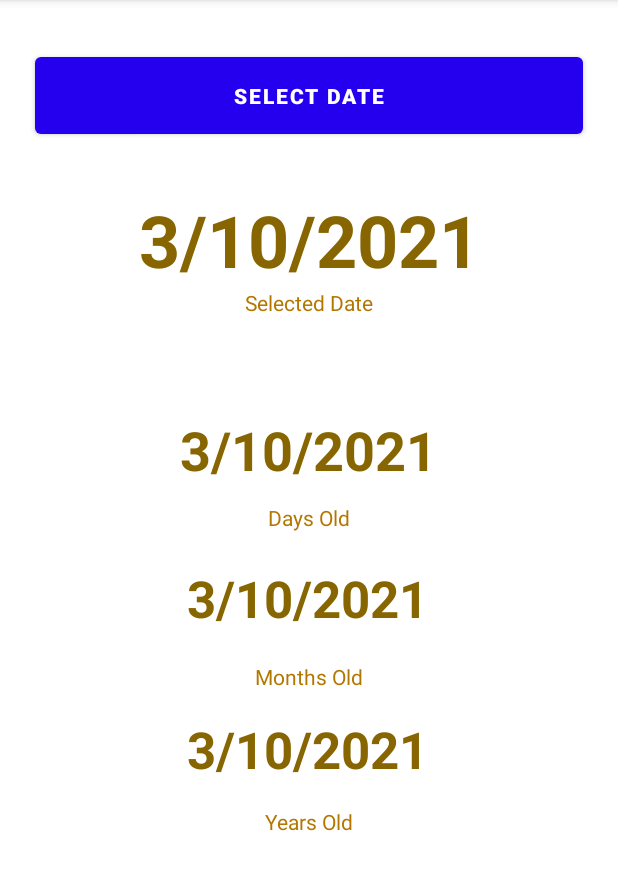
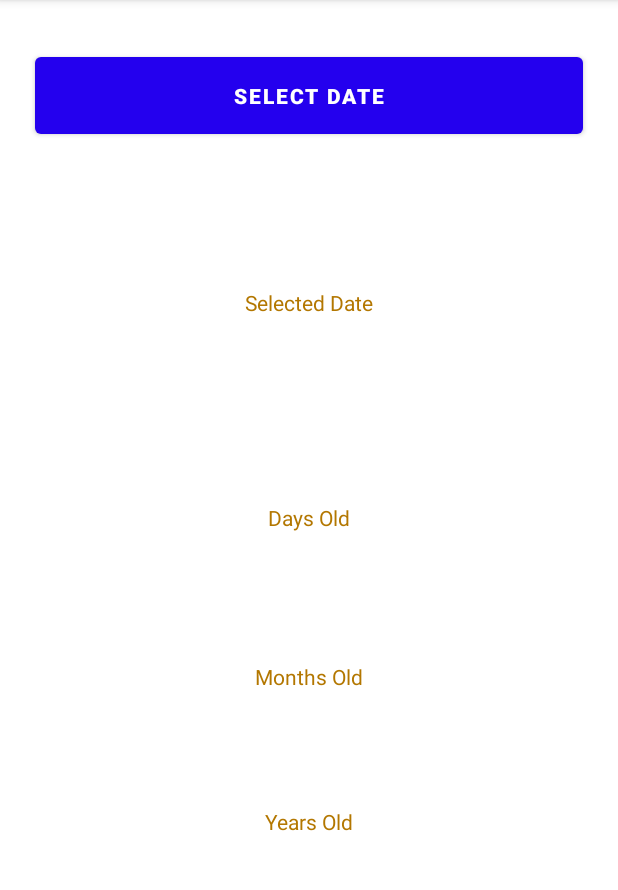
Before and after one commit to cfultz/AgeCalculator, an Android app: the screen it shows after launch (MainActivity), on a phone screen of 412 x 824 dp, the part 84-974 px from its top. Run offline under Robolectric (Android 15) with nearby library versions, the phone set to English and light mode, and no system bars.

Commit message:
Added app_icon.png, modified manifest, and corrected layouts

```diff
--- a/app/src/main/AndroidManifest.xml
+++ b/app/src/main/AndroidManifest.xml
@@ -4,9 +4,9 @@
 
     <application
         android:allowBackup="true"
-        android:icon="@mipmap/ic_launcher"
+        android:icon="@drawable/app_icon"
         android:label="@string/app_name"
-        android:roundIcon="@mipmap/ic_launcher_round"
+        android:roundIcon="@drawable/app_icon"
         android:supportsRtl="true"
         android:theme="@style/Theme.AgeCalculator"
         android:configChanges="keyboardHidden|orientation|screenSize">
--- a/app/src/main/java/dev/fultz/agecalculator/MainActivity.kt
+++ b/app/src/main/java/dev/fultz/agecalculator/MainActivity.kt
@@ -4,6 +4,7 @@ import android.app.DatePickerDialog
 import androidx.appcompat.app.AppCompatActivity
 import android.os.Bundle
 import android.view.View
+import android.widget.Toast
 import kotlinx.android.synthetic.main.activity_main.*
 import java.text.SimpleDateFormat
 import java.util.*
--- a/app/src/main/res/layout-land/activity_main.xml
+++ b/app/src/main/res/layout-land/activity_main.xml
@@ -26,7 +26,7 @@
         android:layout_height="wrap_content"
         android:layout_marginTop="8dp"
         android:contentDescription="@string/selectedDate"
-        android:text="@string/selectedDate"
+        android:text=""
         android:textColor="@color/brown"
         android:textSize="60sp"
         android:textStyle="bold"
@@ -54,7 +54,7 @@
         android:layout_height="wrap_content"
         android:layout_marginTop="16dp"
         android:contentDescription="@string/selectedDate"
-        android:text="@string/selectedDate"
+        android:text=""
         android:textColor="@color/brown"
         android:textSize="34sp"
         android:textStyle="bold"
@@ -82,7 +82,7 @@
         android:layout_height="wrap_content"
         android:layout_marginTop="28dp"
         android:contentDescription="@string/selectedDate"
-        android:text="@string/selectedDate"
+        android:text=""
         android:textColor="@color/brown"
         android:textSize="34sp"
         android:textStyle="bold"
@@ -110,7 +110,7 @@
         android:layout_height="wrap_content"
         android:layout_marginTop="12dp"
         android:contentDescription="@string/selectedDate"
-        android:text="@string/selectedDate"
+        android:text=""
         android:textColor="@color/brown"
         android:textSize="34sp"
         android:textStyle="bold"
--- a/app/src/main/res/layout/activity_main.xml
+++ b/app/src/main/res/layout/activity_main.xml
@@ -26,7 +26,7 @@
         android:layout_height="wrap_content"
         android:layout_marginTop="32dp"
         android:contentDescription="@string/selectedDate"
-        android:text="@string/selectedDate"
+        android:text=""
         android:textColor="@color/brown"
         android:textSize="48sp"
         android:textStyle="bold"
@@ -52,7 +52,7 @@
         android:layout_height="wrap_content"
         android:layout_marginTop="64dp"
         android:contentDescription="@string/selectedDate"
-        android:text="@string/selectedDate"
+        android:text=""
         android:textColor="@color/brown"
         android:textSize="36sp"
         android:textStyle="bold"
@@ -79,8 +79,8 @@
         android:layout_width="wrap_content"
         android:layout_height="wrap_content"
         android:layout_marginTop="21dp"
-        android:contentDescription="@string/selectedDate"
-        android:text="@string/selectedDate"
+        android:contentDescription=""
+        android:text=""
         android:textColor="@color/brown"
         android:textSize="34sp"
         android:textStyle="bold"
@@ -106,8 +106,8 @@
         android:layout_width="wrap_content"
         android:layout_height="wrap_content"
         android:layout_marginTop="16dp"
-        android:contentDescription="@string/selectedDate"
-        android:text="@string/selectedDate"
+        android:contentDescription=""
+        android:text=""
         android:textColor="@color/brown"
         android:textSize="34sp"
         android:textStyle="bold"
```
Also changed, not shown: app/src/main/res/drawable/app_icon.png (added).
